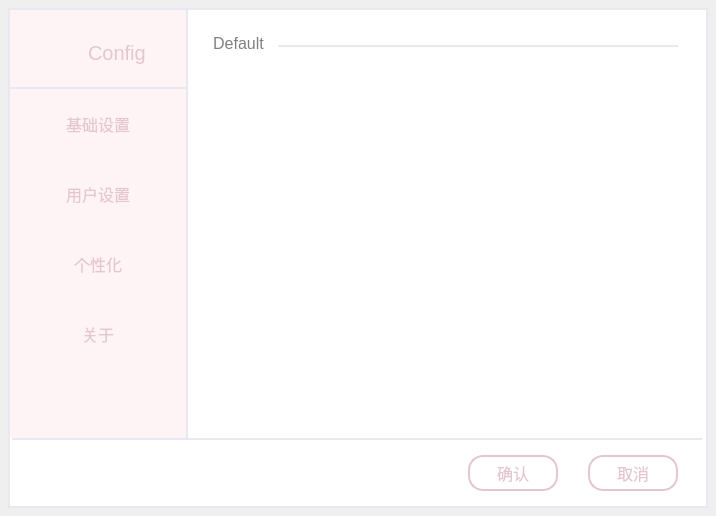
First picture: the form in ui/config.ui, repository MyEternalMoon/PyQt_mp3Player, before the edit.
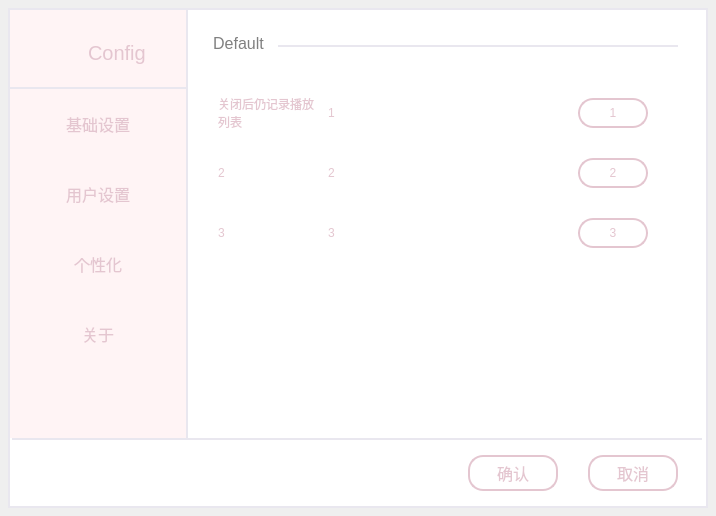
Second picture: the form after the edit. Icons and pictures are not drawn.

Commit message: 8/9 1.UI优化，去除了很多的Frame，增加了一个播放歌曲名

Diff of the .ui file:
```diff
--- a/ui/config.ui
+++ b/ui/config.ui
@@ -295,7 +295,9 @@
      </rect>
     </property>
     <property name="styleSheet">
-     <string notr="true">border:none</string>
+     <string notr="true">color:#e4c6d0;
+
+border:none</string>
     </property>
     <widget class="QListWidget" name="speWidget">
      <property name="geometry">
@@ -311,6 +313,200 @@
 font-size:13px</string>
      </property>
     </widget>
+    <widget class="QPushButton" name="pushButton">
+     <property name="geometry">
+      <rect>
+       <x>370</x>
+       <y>20</y>
+       <width>70</width>
+       <height>30</height>
+      </rect>
+     </property>
+     <property name="styleSheet">
+      <string notr="true">QPushButton{border-radius:15px;
+border-width:2px;
+border-color:#e4c6d0;
+border-style:solid;
+background:white;
+color:#e4c6d0;
+}
+QPushButton:hover{color:#bc64a4}
+</string>
+     </property>
+     <property name="text">
+      <string>1</string>
+     </property>
+    </widget>
+    <widget class="QPushButton" name="pushButton_2">
+     <property name="geometry">
+      <rect>
+       <x>370</x>
+       <y>80</y>
+       <width>70</width>
+       <height>30</height>
+      </rect>
+     </property>
+     <property name="styleSheet">
+      <string notr="true">QPushButton{border-radius:15px;
+border-width:2px;
+border-color:#e4c6d0;
+border-style:solid;
+background:white;
+color:#e4c6d0;
+}
+QPushButton:hover{color:#bc64a4}
+</string>
+     </property>
+     <property name="text">
+      <string>2</string>
+     </property>
+    </widget>
+    <widget class="QPushButton" name="pushButton_3">
+     <property name="geometry">
+      <rect>
+       <x>370</x>
+       <y>140</y>
+       <width>70</width>
+       <height>30</height>
+      </rect>
+     </property>
+     <property name="styleSheet">
+      <string notr="true">QPushButton{border-radius:15px;
+border-width:2px;
+border-color:#e4c6d0;
+border-style:solid;
+background:white;
+color:#e4c6d0;
+}
+QPushButton:hover{color:#bc64a4}
+</string>
+     </property>
+     <property name="text">
+      <string>3</string>
+     </property>
+    </widget>
+    <widget class="QGroupBox" name="groupBox">
+     <property name="geometry">
+      <rect>
+       <x>10</x>
+       <y>20</y>
+       <width>100</width>
+       <height>150</height>
+      </rect>
+     </property>
+     <property name="title">
+      <string/>
+     </property>
+     <property name="flat">
+      <bool>true</bool>
+     </property>
+     <property name="checkable">
+      <bool>false</bool>
+     </property>
+     <widget class="QLabel" name="config1_2">
+      <property name="geometry">
+       <rect>
+        <x>0</x>
+        <y>0</y>
+        <width>100</width>
+        <height>30</height>
+       </rect>
+      </property>
+      <property name="text">
+       <string>关闭后仍记录播放列表</string>
+      </property>
+      <property name="wordWrap">
+       <bool>true</bool>
+      </property>
+     </widget>
+     <widget class="QLabel" name="config2_2">
+      <property name="geometry">
+       <rect>
+        <x>0</x>
+        <y>60</y>
+        <width>100</width>
+        <height>30</height>
+       </rect>
+      </property>
+      <property name="styleSheet">
+       <string notr="true">margin:0;padding:0</string>
+      </property>
+      <property name="text">
+       <string>2</string>
+      </property>
+      <property name="wordWrap">
+       <bool>true</bool>
+      </property>
+     </widget>
+     <widget class="QLabel" name="config3_2">
+      <property name="geometry">
+       <rect>
+        <x>0</x>
+        <y>120</y>
+        <width>100</width>
+        <height>30</height>
+       </rect>
+      </property>
+      <property name="text">
+       <string>3</string>
+      </property>
+      <property name="wordWrap">
+       <bool>true</bool>
+      </property>
+     </widget>
+    </widget>
+    <widget class="QGroupBox" name="groupBox_2">
+     <property name="geometry">
+      <rect>
+       <x>120</x>
+       <y>20</y>
+       <width>220</width>
+       <height>150</height>
+      </rect>
+     </property>
+     <property name="title">
+      <string/>
+     </property>
+     <widget class="QLabel" name="option1">
+      <property name="geometry">
+       <rect>
+        <x>0</x>
+        <y>0</y>
+        <width>220</width>
+        <height>30</height>
+       </rect>
+      </property>
+      <property name="text">
+       <string>1</string>
+      </property>
+     </widget>
+     <widget class="QLabel" name="option2">
+      <property name="geometry">
+       <rect>
+        <x>0</x>
+        <y>60</y>
+        <width>220</width>
+        <height>30</height>
+       </rect>
+      </property>
+      <property name="text">
+       <string>2</string>
+      </property>
+     </widget>
+     <widget class="QLabel" name="option1_3">
+      <property name="geometry">
+       <rect>
+        <x>0</x>
+        <y>120</y>
+        <width>220</width>
+        <height>30</height>
+       </rect>
+      </property>
+      <property name="text">
+       <string>3</string>
+      </property>
+     </widget>
+    </widget>
    </widget>
    <widget class="QLabel" name="label_2">
     <property name="geometry">
```
The commit also changes 7 other files.
